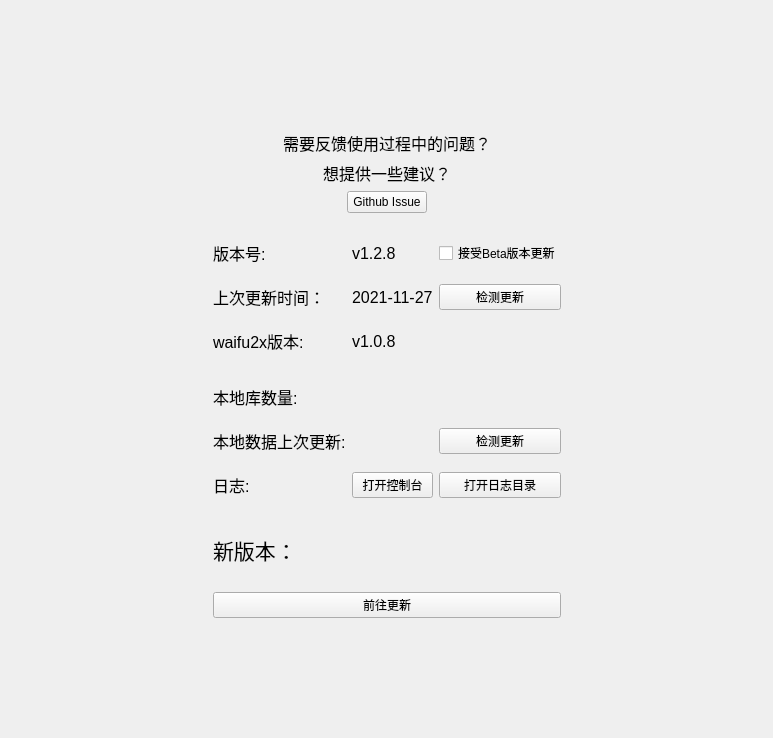
Old version of the form ui/ui_help.ui in the repository tonquer/picacg-qt.
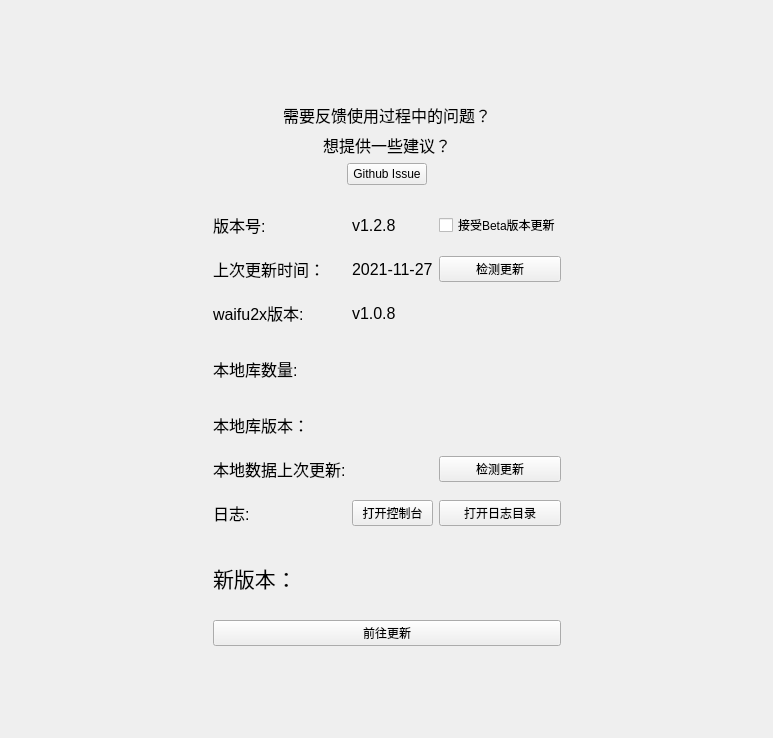
New version of the form. Icons and pictures are not drawn. Custom widgets are drawn as their Qt base class.

Commit message: 本地漫画支持多章节

The edit to the form file:
```diff
--- a/ui/ui_help.ui
+++ b/ui/ui_help.ui
@@ -28,8 +28,8 @@
        <rect>
         <x>0</x>
         <y>0</y>
-        <width>753</width>
-        <height>718</height>
+        <width>736</width>
+        <height>744</height>
        </rect>
       </property>
       <layout class="QVBoxLayout" name="verticalLayout_3">
@@ -126,51 +126,7 @@
                  </property>
                 </widget>
                </item>
-               <item row="1" column="2">
-                <widget class="QPushButton" name="verCheck">
-                 <property name="text">
-                  <string>检测更新</string>
-                 </property>
-                </widget>
-               </item>
                <item row="5" column="2">
-                <widget class="QPushButton" name="logButton">
-                 <property name="text">
-                  <string>打开日志目录</string>
-                 </property>
-                </widget>
-               </item>
-               <item row="5" column="0">
-                <widget class="QLabel" name="label_7">
-                 <property name="minimumSize">
-                  <size>
-                   <width>80</width>
-                   <height>50</height>
-                  </size>
-                 </property>
-                 <property name="font">
-                  <font>
-                   <pointsize>12</pointsize>
-                  </font>
-                 </property>
-                 <property name="text">
-                  <string>日志:</string>
-                 </property>
-                </widget>
-               </item>
-               <item row="4" column="1">
-                <widget class="QLabel" name="localTime">
-                 <property name="font">
-                  <font>
-                   <pointsize>12</pointsize>
-                  </font>
-                 </property>
-                 <property name="text">
-                  <string/>
-                 </property>
-                </widget>
-               </item>
-               <item row="4" column="2">
                 <widget class="QPushButton" name="dbCheck">
                  <property name="text">
                   <string>检测更新</string>
@@ -195,8 +151,8 @@
                  </property>
                 </widget>
                </item>
-               <item row="3" column="1">
-                <widget class="QLabel" name="localNum">
+               <item row="5" column="1">
+                <widget class="QLabel" name="localTime">
                  <property name="font">
                   <font>
                    <pointsize>12</pointsize>
@@ -207,30 +163,6 @@
                  </property>
                 </widget>
                </item>
-               <item row="1" column="0">
-                <widget class="QLabel" name="label_9">
-                 <property name="font">
-                  <font>
-                   <pointsize>12</pointsize>
-                  </font>
-                 </property>
-                 <property name="text">
-                  <string>上次更新时间：</string>
-                 </property>
-                </widget>
-               </item>
-               <item row="0" column="1">
-                <widget class="QLabel" name="version">
-                 <property name="font">
-                  <font>
-                   <pointsize>12</pointsize>
-                  </font>
-                 </property>
-                 <property name="text">
-                  <string>v1.2.8</string>
-                 </property>
-                </widget>
-               </item>
                <item row="2" column="0">
                 <widget class="QLabel" name="label_6">
                  <property name="minimumSize">
@@ -249,18 +181,6 @@
                  </property>
                 </widget>
                </item>
-               <item row="4" column="0">
-                <widget class="QLabel" name="label_11">
-                 <property name="font">
-                  <font>
-                   <pointsize>12</pointsize>
-                  </font>
-                 </property>
-                 <property name="text">
-                  <string>本地数据上次更新:</string>
-                 </property>
-                </widget>
-               </item>
                <item row="1" column="1">
                 <widget class="QLabel" name="upTimeLabel">
                  <property name="font">
@@ -273,19 +193,26 @@
                  </property>
                 </widget>
                </item>
-               <item row="2" column="1">
-                <widget class="QLabel" name="waifu2x">
+               <item row="1" column="2">
+                <widget class="QPushButton" name="verCheck">
+                 <property name="text">
+                  <string>检测更新</string>
+                 </property>
+                </widget>
+               </item>
+               <item row="3" column="1">
+                <widget class="QLabel" name="localNum">
                  <property name="font">
                   <font>
                    <pointsize>12</pointsize>
                   </font>
                  </property>
                  <property name="text">
-                  <string>v1.0.8</string>
+                  <string/>
                  </property>
                 </widget>
                </item>
-               <item row="5" column="1">
+               <item row="6" column="1">
                 <widget class="QPushButton" name="openCmd">
                  <property name="text">
                   <string>打开控制台</string>
@@ -299,6 +226,109 @@
                  </property>
                 </widget>
                </item>
+               <item row="0" column="1">
+                <widget class="QLabel" name="version">
+                 <property name="font">
+                  <font>
+                   <pointsize>12</pointsize>
+                  </font>
+                 </property>
+                 <property name="text">
+                  <string>v1.2.8</string>
+                 </property>
+                </widget>
+               </item>
+               <item row="1" column="0">
+                <widget class="QLabel" name="label_9">
+                 <property name="font">
+                  <font>
+                   <pointsize>12</pointsize>
+                  </font>
+                 </property>
+                 <property name="text">
+                  <string>上次更新时间：</string>
+                 </property>
+                </widget>
+               </item>
+               <item row="6" column="2">
+                <widget class="QPushButton" name="logButton">
+                 <property name="text">
+                  <string>打开日志目录</string>
+                 </property>
+                </widget>
+               </item>
+               <item row="6" column="0">
+                <widget class="QLabel" name="label_7">
+                 <property name="minimumSize">
+                  <size>
+                   <width>80</width>
+                   <height>50</height>
+                  </size>
+                 </property>
+                 <property name="font">
+                  <font>
+                   <pointsize>12</pointsize>
+                  </font>
+                 </property>
+                 <property name="text">
+                  <string>日志:</string>
+                 </property>
+                </widget>
+               </item>
+               <item row="5" column="0">
+                <widget class="QLabel" name="label_11">
+                 <property name="font">
+                  <font>
+                   <pointsize>12</pointsize>
+                  </font>
+                 </property>
+                 <property name="text">
+                  <string>本地数据上次更新:</string>
+                 </property>
+                </widget>
+               </item>
+               <item row="2" column="1">
+                <widget class="QLabel" name="waifu2x">
+                 <property name="font">
+                  <font>
+                   <pointsize>12</pointsize>
+                  </font>
+                 </property>
+                 <property name="text">
+                  <string>v1.0.8</string>
+                 </property>
+                </widget>
+               </item>
+               <item row="4" column="0">
+                <widget class="QLabel" name="label_10">
+                 <property name="minimumSize">
+                  <size>
+                   <width>80</width>
+                   <height>50</height>
+                  </size>
+                 </property>
+                 <property name="font">
+                  <font>
+                   <pointsize>12</pointsize>
+                  </font>
+                 </property>
+                 <property name="text">
+                  <string>本地库版本：</string>
+                 </property>
+                </widget>
+               </item>
+               <item row="4" column="1">
+                <widget class="QLabel" name="localVer">
+                 <property name="font">
+                  <font>
+                   <pointsize>12</pointsize>
+                  </font>
+                 </property>
+                 <property name="text">
+                  <string/>
+                 </property>
+                </widget>
+               </item>
               </layout>
              </widget>
             </item>
```
The commit also changes 35 other files.
